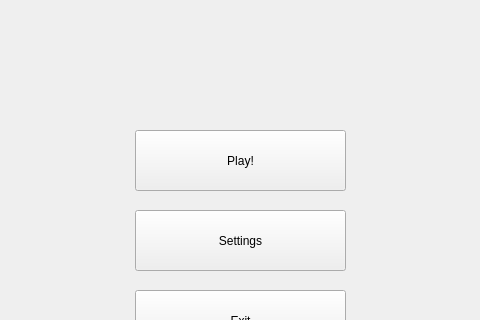
Before: the Qt Designer form mainwindow.ui in Kiziaka05/BikiniBottom2.0, drawn with Qt 5; both pictures show x 275 to 755 and y 180 to 500 of the 1004 by 682 pixel window.
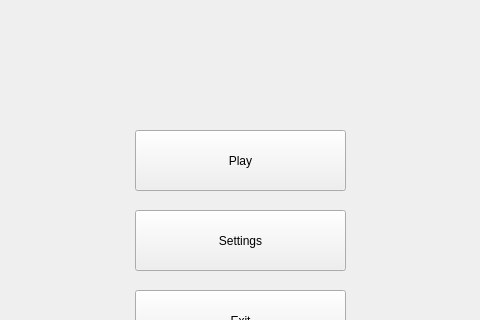
After: the same form once the commit is applied.

```diff
--- a/mainwindow.ui
+++ b/mainwindow.ui
@@ -27,7 +27,13 @@
      </rect>
     </property>
     <property name="text">
-     <string>Play!</string>
+     <string>Play</string>
+    </property>
+    <property name="iconSize">
+     <size>
+      <width>410</width>
+      <height>310</height>
+     </size>
     </property>
    </widget>
    <widget class="QPushButton" name="btn_settings">
```
Left out of the diff: 4 changed lines with no effect on the pictures.
